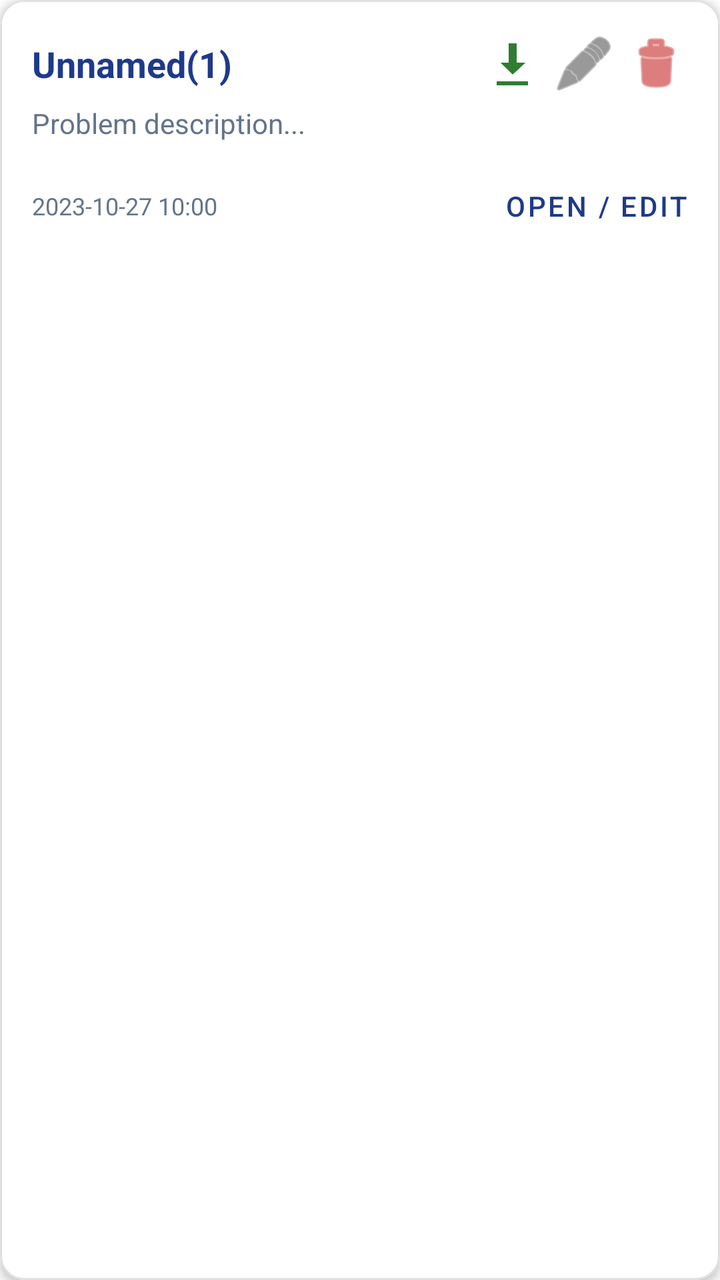
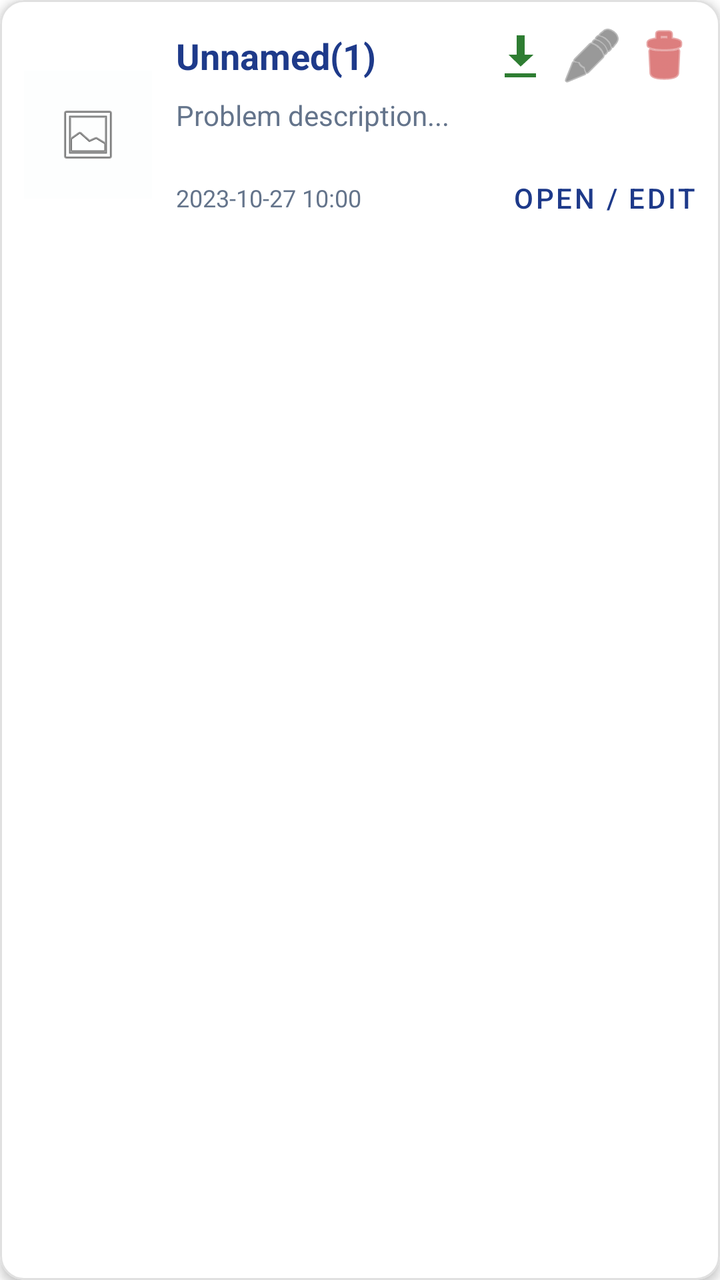

The first picture is an Android layout as it rendered before a commit; the second is the same layout after the commit. The layout source and the unified diff follow.
<!-- AndroidManifest.xml: application theme Theme.MaterialComponents.DayNight.NoActionBar -->
<!-- res/layout/item_history.xml -->
<?xml version="1.0" encoding="utf-8"?>
<com.google.android.material.card.MaterialCardView xmlns:android="http://schemas.android.com/apk/res/android"
    xmlns:app="http://schemas.android.com/apk/res-auto"
    android:layout_width="match_parent"
    android:layout_height="wrap_content"
    android:layout_marginHorizontal="12dp"
    android:layout_marginVertical="6dp"
    app:cardCornerRadius="12dp"
    app:cardElevation="3dp"
    app:strokeColor="#E0E0E0"
    app:strokeWidth="1dp">

    <LinearLayout
        android:layout_width="match_parent"
        android:layout_height="wrap_content"
        android:orientation="vertical"
        android:padding="16dp">

        <LinearLayout
            android:layout_width="match_parent"
            android:layout_height="wrap_content"
            android:orientation="horizontal"
            android:gravity="center_vertical">

            <TextView
                android:id="@+id/tvHistoryName"
                android:layout_width="0dp"
                android:layout_height="wrap_content"
                android:layout_weight="1"
                android:text="Unnamed(1)"
                android:textColor="@color/main_blue"
                android:textSize="18sp"
                android:textStyle="bold" />

            <ImageButton
                android:id="@+id/btnDownloadHistory"
                android:layout_width="32dp"
                android:layout_height="32dp"
                android:layout_marginEnd="4dp"
                android:background="?attr/selectableItemBackgroundBorderless"
                android:src="@android:drawable/stat_sys_download"
                app:tint="#2E7D32" />

            <ImageButton
                android:id="@+id/btnRenameHistory"
                android:layout_width="32dp"
                android:layout_height="32dp"
                android:layout_marginEnd="4dp"
                android:background="?attr/selectableItemBackgroundBorderless"
                android:src="@android:drawable/ic_menu_edit"
                app:tint="#555555" />

            <ImageButton
                android:id="@+id/btnDeleteHistory"
                android:layout_width="32dp"
                android:layout_height="32dp"
                android:background="?attr/selectableItemBackgroundBorderless"
                android:src="@android:drawable/ic_menu_delete"
                app:tint="#C62828" />
        </LinearLayout>

        <TextView
            android:id="@+id/tvHistoryProblem"
            android:layout_width="match_parent"
            android:layout_height="wrap_content"
            android:layout_marginTop="4dp"
            android:ellipsize="end"
            android:maxLines="1"
            android:text="Problem description..."
            android:textColor="@color/text_subtitle"
            android:textSize="14sp" />

        <LinearLayout
            android:layout_width="match_parent"
            android:layout_height="wrap_content"
            android:orientation="horizontal"
            android:layout_marginTop="8dp"
            android:gravity="center_vertical">

            <TextView
                android:id="@+id/tvHistoryDate"
                android:layout_width="0dp"
                android:layout_height="wrap_content"
                android:layout_weight="1"
                android:text="2023-10-27 10:00"
                android:textColor="@color/text_subtitle"
                android:textSize="12sp" />

            <Button
                android:id="@+id/btnEditHistory"
                android:layout_width="wrap_content"
                android:layout_height="wrap_content"
                android:text="@string/open_edit"
                style="@style/Widget.MaterialComponents.Button.TextButton"
                android:textColor="@color/main_blue"
                android:padding="0dp"/>
        </LinearLayout>

    </LinearLayout>
</com.google.android.material.card.MaterialCardView>
<!-- resources referenced by this layout -->
<resources>
  <color name="main_blue">#1E3A8A</color>
  <color name="text_subtitle">#64748B</color>
  <string name="open_edit">Open / Edit</string>
</resources>

<!-- the commit's change to res/layout/item_history.xml (unified diff, before → after) -->
@@ -13,8 +13,25 @@
     <LinearLayout
         android:layout_width="match_parent"
         android:layout_height="wrap_content"
-        android:orientation="vertical"
-        android:padding="16dp">
+        android:orientation="horizontal"
+        android:gravity="center_vertical"
+        android:padding="12dp">
+
+        <ImageView
+            android:id="@+id/ivHistoryThumb"
+            android:layout_width="64dp"
+            android:layout_height="64dp"
+            android:layout_marginEnd="12dp"
+            android:background="@color/canvas_bg"
+            android:scaleType="centerInside"
+            android:contentDescription="@string/history"
+            android:src="@android:drawable/ic_menu_gallery" />
+
+    <LinearLayout
+        android:layout_width="0dp"
+        android:layout_height="wrap_content"
+        android:layout_weight="1"
+        android:orientation="vertical">
 
         <LinearLayout
             android:layout_width="match_parent"
@@ -97,4 +114,5 @@
         </LinearLayout>
 
     </LinearLayout>
+    </LinearLayout>
 </com.google.android.material.card.MaterialCardView>
<!-- resource entries referenced after the edit -->
@@ -1,7 +1,9 @@
 <!-- resources referenced by this layout -->
 <resources>
+  <color name="canvas_bg">#FDFEFE</color>
   <color name="main_blue">#1E3A8A</color>
   <color name="text_subtitle">#64748B</color>
+  <string name="history">History</string>
   <string name="open_edit">Open / Edit</string>
 </resources>
 
